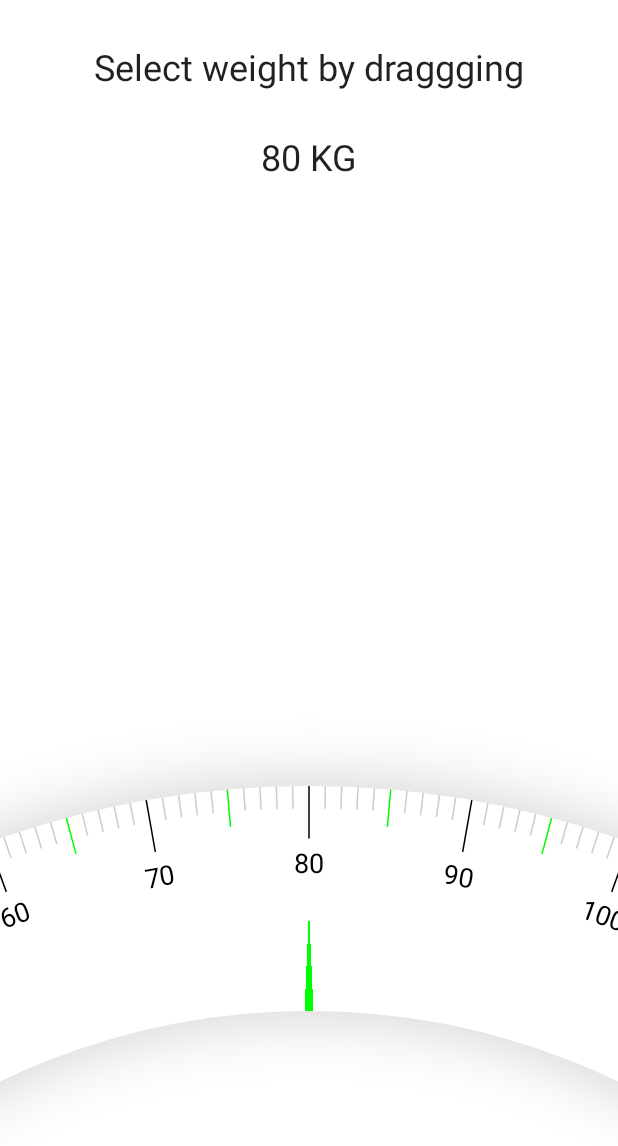
After one commit to enestekinn/CanvasTutorial, an Android app built with Jetpack Compose: the WeightPicker screen opened directly, with no data from a screen before it, on a phone screen of 412 x 824 dp. The commit adds this screen. Shown: the top 1146 px of the screen. Run offline under Robolectric (Android 15) with nearby library versions, the phone set to English and light mode, and no system bars.

Commit message:
draw text and weightpicker

```diff
--- /dev/null
+++ b/app/src/main/java/com/enestekin/canvastutorial/ui/weightpicker/Scale.kt
@@ -0,0 +1,186 @@
+package com.enestekin.canvastutorial.ui.weightpicker
+
+import android.graphics.Color
+import android.graphics.Paint
+import androidx.compose.foundation.Canvas
+import androidx.compose.foundation.gestures.detectDragGestures
+import androidx.compose.runtime.Composable
+import androidx.compose.runtime.mutableStateOf
+import androidx.compose.runtime.remember
+import androidx.compose.runtime.setValue
+import androidx.compose.runtime.getValue
+import androidx.compose.ui.Modifier
+import androidx.compose.ui.geometry.Offset
+import androidx.compose.ui.graphics.Path
+import androidx.compose.ui.graphics.nativeCanvas
+import androidx.compose.ui.input.pointer.pointerInput
+import androidx.compose.ui.unit.dp
+import androidx.core.graphics.withRotation
+import kotlin.math.*
+
+@Composable
+fun Scale(
+    modifier: Modifier = Modifier,
+    style: ScaleStyle = ScaleStyle(),
+    minWeight: Int = 20,
+    maxWeight: Int = 250,
+    initialWeight: Int = 80,
+    onWeightChange: (Int) -> Unit,
+) {
+    val radius = style.radius
+    val scaleWidth = style.scaleWidth
+    var center by remember {
+        mutableStateOf(Offset.Zero)
+    }
+    var circleCenter by remember {
+        mutableStateOf(Offset.Zero)
+    }
+    var angle by remember {
+        mutableStateOf(0f)
+    }
+    var dragStartedAngle by remember {
+        mutableStateOf(0f)
+    }
+    var oldAngle by remember {
+        mutableStateOf(angle)
+    }
+
+    Canvas(
+        modifier = modifier
+            .pointerInput(true){
+              detectDragGestures(
+                  onDragStart = { offset ->
+                      dragStartedAngle = -atan2(
+                          circleCenter.x - offset.x,
+                          circleCenter.y - offset.y
+                      ) * (180f / PI.toFloat())
+                  },
+                  onDragEnd = {
+                      oldAngle = angle
+                  }
+              )  { change, _ ->
+                  val touchAngle = -atan2(
+                      circleCenter.x - change.position.x,
+                      circleCenter.y - change.position.y
+                  ) * (180f / PI.toFloat())
+                  val newAngle = oldAngle + (touchAngle - dragStartedAngle)
+                  angle = newAngle.coerceIn(
+                      minimumValue = initialWeight - maxWeight.toFloat(),
+                      maximumValue = initialWeight - minWeight.toFloat()
+                  )
+                  onWeightChange((initialWeight - angle).roundToInt())
+
+              }
+            }
+
+    ){
+
+        center = this.center
+        circleCenter = Offset(center.x, (scaleWidth.toPx() / 2f) + radius.toPx())
+
+        val outerRadius =  radius.toPx() + scaleWidth.toPx() / 2f
+        val innerRadius = radius.toPx() - scaleWidth.toPx() /2f
+
+        drawContext.canvas.nativeCanvas.apply {
+            drawCircle(
+                circleCenter.x,
+                circleCenter.y,
+                radius.toPx(),
+                Paint().apply {
+strokeWidth = scaleWidth.toPx()
+                    color  = Color.WHITE
+                    setStyle(Paint.Style.STROKE)
+                    setShadowLayer(
+                        60f,
+                        0f,
+                        0f,
+                        Color.argb(50,0,0,0)
+                    )
+                }
+
+            )
+        }
+        for(i in minWeight..maxWeight){
+            val angleInRad  = (i - initialWeight + angle - 90) * (PI / 180f).toFloat()
+            val lineType = when {
+                i % 10  == 0 -> LineType.TenStep
+                i % 5  == 0 -> LineType.FiveStep
+                else -> LineType.Normal
+            }
+            val lineLength = when(lineType){
+                LineType.Normal -> style.normalLineLength.toPx()
+                LineType.FiveStep -> style.fiveStepLength.toPx()
+                LineType.TenStep -> style.tenStepLineLength.toPx()
+            }
+            val lineColor = when (lineType) {
+                LineType.Normal -> style.normalLineColor
+                LineType.FiveStep -> style.fiveStepLineColor
+                LineType.TenStep -> style.tenStepLineColor
+            }
+
+            val lineStart = Offset(
+                x= (outerRadius - lineLength) * cos(angleInRad) + circleCenter.x,
+                y = (outerRadius - lineLength) * sin(angleInRad) + circleCenter.y
+            )
+            val lineEnd = Offset(
+                x= outerRadius * cos(angleInRad) + circleCenter.x,
+            y = outerRadius * sin(angleInRad) + circleCenter.y
+            )
+
+            drawContext.canvas.nativeCanvas.apply {
+                if (lineType is LineType.TenStep){
+                    val textRad = (outerRadius - lineLength -5.dp.toPx() - style.textSize.toPx())
+
+                    val x = textRad * cos(angleInRad) + circleCenter.x
+                    val y = textRad * sin(angleInRad) + circleCenter.y
+                    withRotation (
+                        degrees = angleInRad * (180f / PI.toFloat())+ 90f,
+                    pivotX =  x,
+                    pivotY = y
+                    ){
+                        drawText(
+                            abs(i).toString(),
+                            x,
+                            y,
+                            Paint().apply {
+                                textSize = style.textSize.toPx()
+                                textAlign = Paint.Align.CENTER
+                            }
+                        )
+                    }
+                }
+            }
+            drawLine(
+                color = lineColor,
+                start = lineStart,
+                end = lineEnd,
+                strokeWidth = 1.dp.toPx()
+            )
+
+            val middleTop = Offset(
+                x= circleCenter.x,
+                y = circleCenter.y - innerRadius - style.scaleIndicatorLength.toPx()
+            )
+
+            val bottomLeft = Offset(
+                x= circleCenter.x -4f,
+                y = circleCenter.y - innerRadius
+            )
+            val bottomRight = Offset(
+                x = circleCenter.x + 4f,
+                y = circleCenter.y - innerRadius
+            )
+            val indicator = Path().apply {
+                moveTo(middleTop.x, middleTop.y)
+                lineTo(bottomLeft.x, bottomLeft.y)
+                lineTo(bottomRight.x, bottomRight.y)
+                lineTo(middleTop.x, middleTop.y)
+            }
+            drawPath(
+                path = indicator,
+                color = style.scaleIndicatorColor
+            )
+        }
+    }
+
+}
--- /dev/null
+++ b/app/src/main/java/com/enestekin/canvastutorial/ui/weightpicker/ScaleStyle.kt
@@ -0,0 +1,21 @@
+package com.enestekin.canvastutorial.ui.weightpicker
+
+import androidx.compose.ui.graphics.Color
+import androidx.compose.ui.unit.Dp
+import androidx.compose.ui.unit.TextUnit
+import androidx.compose.ui.unit.dp
+import androidx.compose.ui.unit.sp
+
+data class ScaleStyle(
+    val scaleWidth: Dp = 100.dp,
+    val radius: Dp = 550.dp,
+    val normalLineColor: Color = Color.LightGray,
+    val fiveStepLineColor: Color = Color.Green,
+    val tenStepLineColor: Color = Color.Black,
+val normalLineLength: Dp = 15.dp,
+    val fiveStepLength: Dp = 25.dp,
+    val tenStepLineLength: Dp = 35.dp,
+    val scaleIndicatorColor: Color = Color.Green,
+    val scaleIndicatorLength: Dp = 60.dp,
+    val textSize: TextUnit  = 18.sp
+)
--- /dev/null
+++ b/app/src/main/java/com/enestekin/canvastutorial/ui/weightpicker/WeightPicker.kt
@@ -0,0 +1,67 @@
+package com.enestekin.canvastutorial.ui.weightpicker
+
+import android.os.Bundle
+import androidx.activity.ComponentActivity
+import androidx.activity.compose.setContent
+import androidx.compose.foundation.layout.*
+import androidx.compose.material.MaterialTheme
+import androidx.compose.material.Surface
+import androidx.compose.material.Text
+import androidx.compose.runtime.Composable
+import androidx.compose.runtime.mutableStateOf
+import androidx.compose.runtime.remember
+import androidx.compose.runtime.setValue
+import androidx.compose.runtime.getValue
+import androidx.compose.ui.Alignment
+import androidx.compose.ui.Modifier
+import androidx.compose.ui.text.TextStyle
+import androidx.compose.ui.tooling.preview.Preview
+import androidx.compose.ui.unit.dp
+import androidx.compose.ui.unit.sp
+import com.enestekin.canvastutorial.ui.weightpicker.ui.theme.CanvasTutorialTheme
+
+class WeightPicker : ComponentActivity() {
+    override fun onCreate(savedInstanceState: Bundle?) {
+        super.onCreate(savedInstanceState)
+        setContent {
+     var weight  by remember {
+         mutableStateOf(80)
+     }
+            CanvasTutorialTheme {
+                androidx.compose.material.Surface(color = MaterialTheme.colors.background) {
+                    Box(modifier = Modifier.fillMaxSize()){
+                        Column(
+                            modifier = Modifier.fillMaxWidth(),
+                            horizontalAlignment = Alignment.CenterHorizontally
+                        ) {
+                            Spacer(modifier = Modifier.height(32.dp))
+                            Text(
+                                text = "Select weight by draggging",
+                                style = TextStyle(
+                                    fontSize = 24.sp
+                                )
+                            )
+                            Spacer(modifier = Modifier.height(32.dp))
+Text(
+    text = "$weight KG",
+    style = TextStyle(fontSize = 24.sp)
+)
+                        }
+                    Scale(
+                        modifier = Modifier
+                            .fillMaxWidth()
+                            .height(300.dp)
+                            .align(Alignment.BottomCenter),
+                        style = ScaleStyle(
+                            scaleWidth = 150.dp
+                        )
+                    ){
+                        weight = it
+                    }
+                    }
+                }
+            }
+
+        }
+    }
+}
--- /dev/null
+++ b/app/src/main/java/com/enestekin/canvastutorial/ui/weightpicker/ui/theme/Shape.kt
@@ -0,0 +1,11 @@
+package com.enestekin.canvastutorial.ui.weightpicker.ui.theme
+
+import androidx.compose.foundation.shape.RoundedCornerShape
+import androidx.compose.material.Shapes
+import androidx.compose.ui.unit.dp
+
+val Shapes = Shapes(
+    small = RoundedCornerShape(4.dp),
+    medium = RoundedCornerShape(4.dp),
+    large = RoundedCornerShape(0.dp)
+)
--- /dev/null
+++ b/app/src/main/java/com/enestekin/canvastutorial/ui/weightpicker/ui/theme/Theme.kt
@@ -0,0 +1,47 @@
+package com.enestekin.canvastutorial.ui.weightpicker.ui.theme
+
+import androidx.compose.foundation.isSystemInDarkTheme
+import androidx.compose.material.MaterialTheme
+import androidx.compose.material.darkColors
+import androidx.compose.material.lightColors
+import androidx.compose.runtime.Composable
+
+private val DarkColorPalette = darkColors(
+    primary = Purple200,
+    primaryVariant = Purple700,
+    secondary = Teal200
+)
+
+private val LightColorPalette = lightColors(
+    primary = Purple500,
+    primaryVariant = Purple700,
+    secondary = Teal200
+
+    /* Other default colors to override
+    background = Color.White,
+    surface = Color.White,
+    onPrimary = Color.White,
+    onSecondary = Color.Black,
+    onBackground = Color.Black,
+    onSurface = Color.Black,
+    */
+)
+
+@Composable
+fun CanvasTutorialTheme(
+    darkTheme: Boolean = isSystemInDarkTheme(),
+    content: @Composable () -> Unit
+) {
+    val colors = if (darkTheme) {
+        DarkColorPalette
+    } else {
+        LightColorPalette
+    }
+
+    MaterialTheme(
+        colors = colors,
+        typography = Typography,
+        shapes = Shapes,
+        content = content
+    )
+}
--- /dev/null
+++ b/app/src/main/java/com/enestekin/canvastutorial/ui/weightpicker/ui/theme/Type.kt
@@ -0,0 +1,28 @@
+package com.enestekin.canvastutorial.ui.weightpicker.ui.theme
+
+import androidx.compose.material.Typography
+import androidx.compose.ui.text.TextStyle
+import androidx.compose.ui.text.font.FontFamily
+import androidx.compose.ui.text.font.FontWeight
+import androidx.compose.ui.unit.sp
+
+// Set of Material typography styles to start with
+val Typography = Typography(
+    body1 = TextStyle(
+        fontFamily = FontFamily.Default,
+        fontWeight = FontWeight.Normal,
+        fontSize = 16.sp
+    )
+    /* Other default text styles to override
+    button = TextStyle(
+        fontFamily = FontFamily.Default,
+        fontWeight = FontWeight.W500,
+        fontSize = 14.sp
+    ),
+    caption = TextStyle(
+        fontFamily = FontFamily.Default,
+        fontWeight = FontWeight.Normal,
+        fontSize = 12.sp
+    )
+    */
+)
--- a/app/src/main/res/values/strings.xml
+++ b/app/src/main/res/values/strings.xml
@@ -2,4 +2,7 @@
     <string name="app_name">CanvasTutorial</string>
     <string name="title_activity_basic_shape">BasicShapeActivity</string>
     <string name="title_activity_ball_clicker_game">BallClickerGame</string>
+    <string name="title_activity_draw_text">DrawTextActivity</string>
+    <string name="title_activity_deneme">Deneme</string>
+    <string name="title_activity_weight_picker">WeightPicker</string>
 </resources>
```
Also changed, not shown: app/src/main/AndroidManifest.xml (+13 -3 lines), app/src/main/java/com/enestekin/canvastutorial/BasicShapeActivity.kt (+0 -8 lines), app/src/main/java/com/enestekin/canvastutorial/DrawText.kt (added, +34 -0 lines), app/src/main/java/com/enestekin/canvastutorial/MainActivity.kt (+37 -0 lines), app/src/main/java/com/enestekin/canvastutorial/ui/weightpicker/LineType.kt (added, +9 -0 lines), app/src/main/java/com/enestekin/canvastutorial/ui/weightpicker/ui/theme/Color.kt (added, +8 -0 lines).
